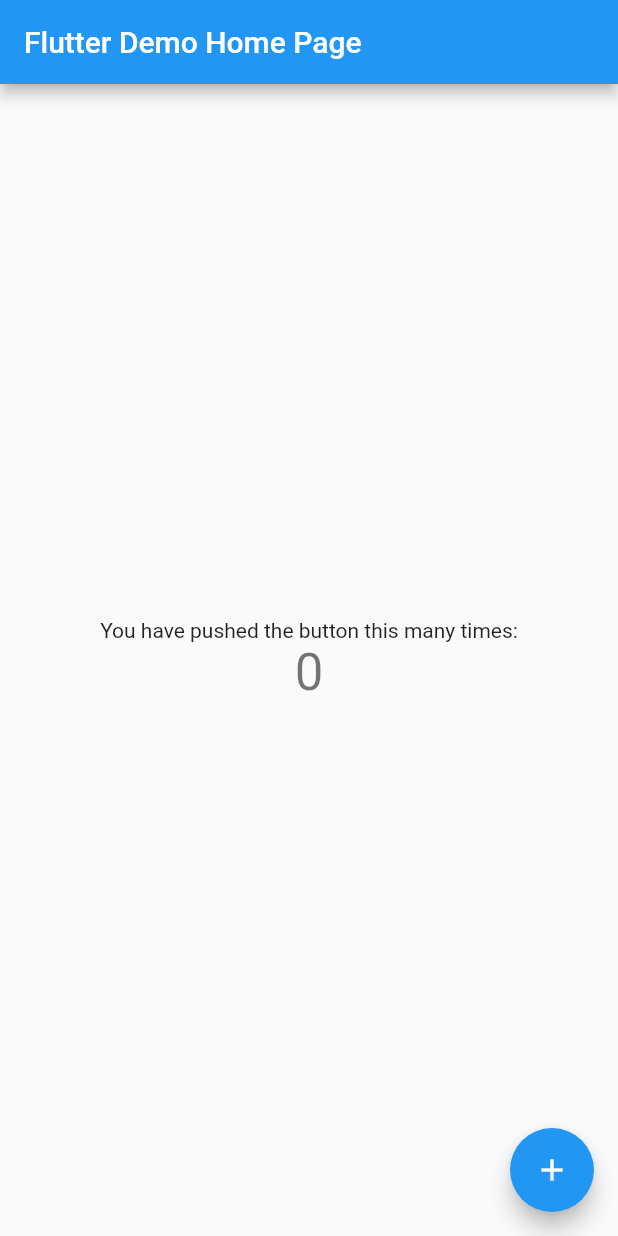
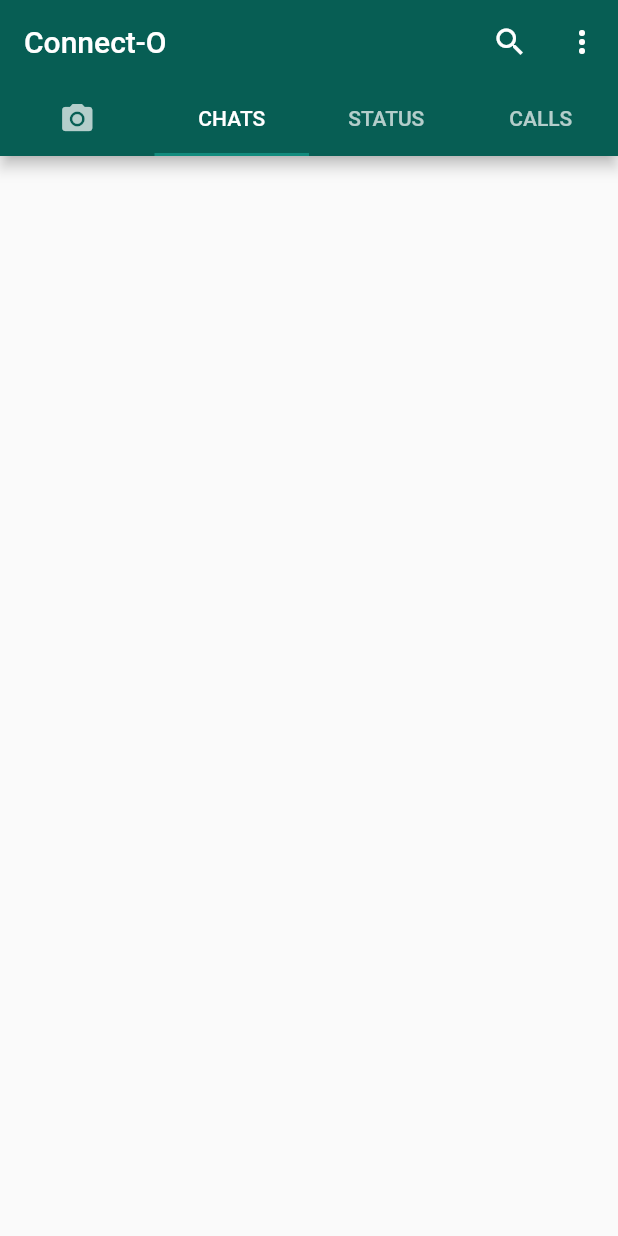
Before and after one commit to simran1901/Connect-O, a Flutter app: the screen it shows after launch, on a phone screen of 412 x 824 dp. Run offline on Flutter 3.47's test engine with Material 2 defaults, Android fonts, the phone set to English and light mode, and no system bars.

Commit message:
added tabs

```diff
--- a/lib/main.dart
+++ b/lib/main.dart
@@ -1,113 +1,20 @@
 import 'package:flutter/material.dart';
+import './screens/home_screen.dart';
 
 void main() {
   runApp(MyApp());
 }
 
 class MyApp extends StatelessWidget {
-  // This widget is the root of your application.
   @override
   Widget build(BuildContext context) {
     return MaterialApp(
-      title: 'Flutter Demo',
+      title: 'Connect-O',
       theme: ThemeData(
-        // This is the theme of your application.
-        //
-        // Try running your application with "flutter run". You'll see the
-        // application has a blue toolbar. Then, without quitting the app, try
-        // changing the primarySwatch below to Colors.green and then invoke
-        // "hot reload" (press "r" in the console where you ran "flutter run",
-        // or simply save your changes to "hot reload" in a Flutter IDE).
-        // Notice that the counter didn't reset back to zero; the application
-        // is not restarted.
-        primarySwatch: Colors.blue,
+        primaryColor: Color(0xFF075E54),
+        accentColor: Color(0xFF128C7E),
       ),
-      home: MyHomePage(title: 'Flutter Demo Home Page'),
+      home: HomeScreen(),
     );
   }
 }
-
-class MyHomePage extends StatefulWidget {
-  MyHomePage({Key? key, required this.title}) : super(key: key);
-
-  // This widget is the home page of your application. It is stateful, meaning
-  // that it has a State object (defined below) that contains fields that affect
-  // how it looks.
-
-  // This class is the configuration for the state. It holds the values (in this
-  // case the title) provided by the parent (in this case the App widget) and
-  // used by the build method of the State. Fields in a Widget subclass are
-  // always marked "final".
-
-  final String title;
-
-  @override
-  _MyHomePageState createState() => _MyHomePageState();
-}
-
-class _MyHomePageState extends State<MyHomePage> {
-  int _counter = 0;
-
-  void _incrementCounter() {
-    setState(() {
-      // This call to setState tells the Flutter framework that something has
-      // changed in this State, which causes it to rerun the build method below
-      // so that the display can reflect the updated values. If we changed
-      // _counter without calling setState(), then the build method would not be
-      // called again, and so nothing would appear to happen.
-      _counter++;
-    });
-  }
-
-  @override
-  Widget build(BuildContext context) {
-    // This method is rerun every time setState is called, for instance as done
-    // by the _incrementCounter method above.
-    //
-    // The Flutter framework has been optimized to make rerunning build methods
-    // fast, so that you can just rebuild anything that needs updating rather
-    // than having to individually change instances of widgets.
-    return Scaffold(
-      appBar: AppBar(
-        // Here we take the value from the MyHomePage object that was created by
-        // the App.build method, and use it to set our appbar title.
-        title: Text(widget.title),
-      ),
-      body: Center(
-        // Center is a layout widget. It takes a single child and positions it
-        // in the middle of the parent.
-        child: Column(
-          // Column is also a layout widget. It takes a list of children and
-          // arranges them vertically. By default, it sizes itself to fit its
-          // children horizontally, and tries to be as tall as its parent.
-          //
-          // Invoke "debug painting" (press "p" in the console, choose the
-          // "Toggle Debug Paint" action from the Flutter Inspector in Android
-          // Studio, or the "Toggle Debug Paint" command in Visual Studio Code)
-          // to see the wireframe for each widget.
-          //
-          // Column has various properties to control how it sizes itself and
-          // how it positions its children. Here we use mainAxisAlignment to
-          // center the children vertically; the main axis here is the vertical
-          // axis because Columns are vertical (the cross axis would be
-          // horizontal).
-          mainAxisAlignment: MainAxisAlignment.center,
-          children: <Widget>[
-            Text(
-              'You have pushed the button this many times:',
-            ),
-            Text(
-              '$_counter',
-              style: Theme.of(context).textTheme.headline4,
-            ),
-          ],
-        ),
-      ),
-      floatingActionButton: FloatingActionButton(
-        onPressed: _incrementCounter,
-        tooltip: 'Increment',
-        child: Icon(Icons.add),
-      ), // This trailing comma makes auto-formatting nicer for build methods.
-    );
-  }
-}
--- /dev/null
+++ b/lib/pages/chat_page.dart
@@ -0,0 +1,17 @@
+import 'package:flutter/material.dart';
+
+class ChatPage extends StatefulWidget {
+  const ChatPage({Key? key}) : super(key: key);
+
+  @override
+  _ChatPageState createState() => _ChatPageState();
+}
+
+class _ChatPageState extends State<ChatPage> {
+  @override
+  Widget build(BuildContext context) {
+    return Scaffold(
+
+    );
+  }
+}
--- /dev/null
+++ b/lib/screens/home_screen.dart
@@ -0,0 +1,87 @@
+import 'package:flutter/material.dart';
+import '../pages/chat_page.dart';
+
+class HomeScreen extends StatefulWidget {
+  const HomeScreen({Key? key}) : super(key: key);
+
+  @override
+  _HomeScreenState createState() => _HomeScreenState();
+}
+
+class _HomeScreenState extends State<HomeScreen>
+    with SingleTickerProviderStateMixin {
+  late TabController _controller;
+
+  @override
+  void initState() {
+    super.initState();
+    _controller = TabController(length: 4, vsync: this, initialIndex: 1);
+  }
+
+  @override
+  Widget build(BuildContext context) {
+    return Scaffold(
+      appBar: AppBar(
+        title: Text('Connect-O'),
+        actions: [
+          IconButton(
+            icon: Icon(Icons.search),
+            onPressed: () {},
+          ),
+          PopupMenuButton(
+              onSelected: (value) {},
+              itemBuilder: (BuildContext context) {
+                return [
+                  PopupMenuItem(
+                    child: Text('New group'),
+                    value: 'New Group',
+                  ),
+                  PopupMenuItem(
+                    child: Text('New broadcast'),
+                    value: 'New broadcast',
+                  ),
+                  PopupMenuItem(
+                    child: Text('Whatsapp Web'),
+                    value: 'Whatsapp Web',
+                  ),
+                  PopupMenuItem(
+                    child: Text('Starred messages'),
+                    value: 'Starred messages',
+                  ),
+                  PopupMenuItem(
+                    child: Text('Settings'),
+                    value: 'Settings',
+                  ),
+                ];
+              }),
+        ],
+        bottom: TabBar(
+          controller: _controller,
+          tabs: [
+            Tab(
+              icon: Icon(Icons.camera_alt),
+            ),
+            Tab(
+              text: 'CHATS',
+            ),
+            Tab(
+              text: 'STATUS',
+            ),
+            Tab(
+              text: 'CALLS',
+            ),
+          ],
+        ),
+      ),
+      body: TabBarView(
+        controller: _controller,
+        children: [
+          Text('camera'),
+          ChatPage(),
+          Text('status'),
+          Text('calls'),
+        ],
+      ),
+    );
+  }
+}
```
